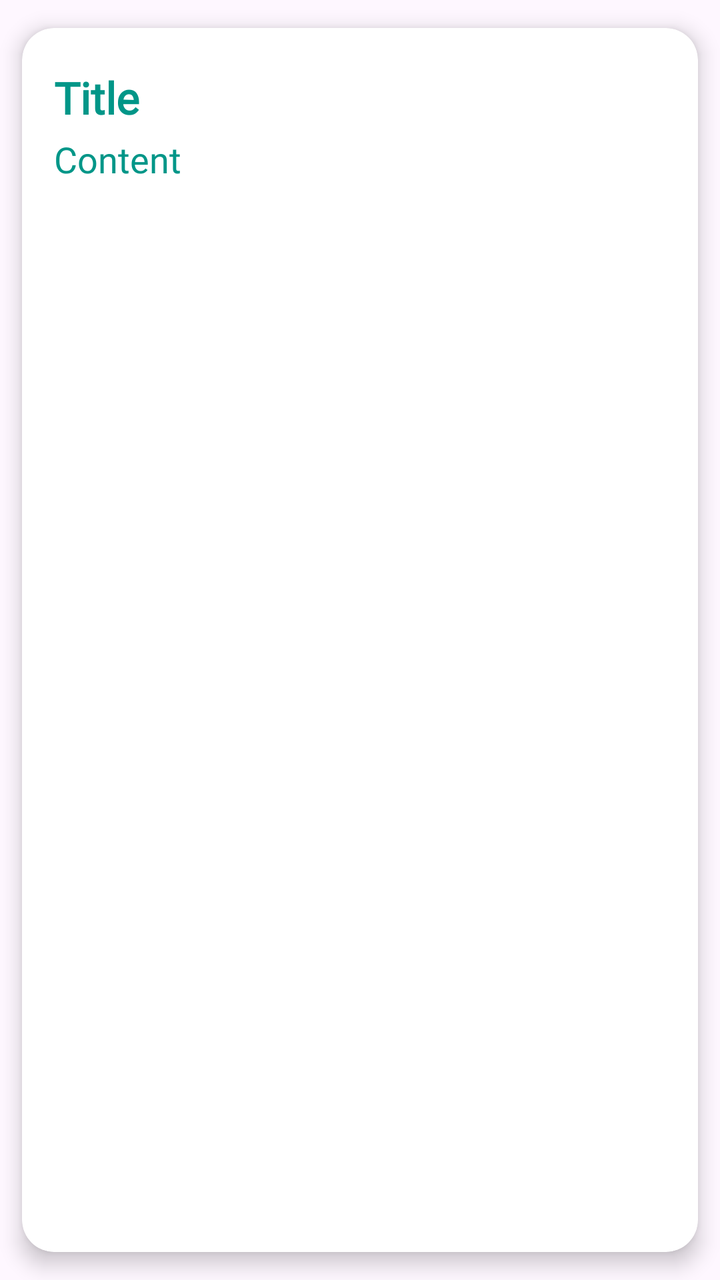
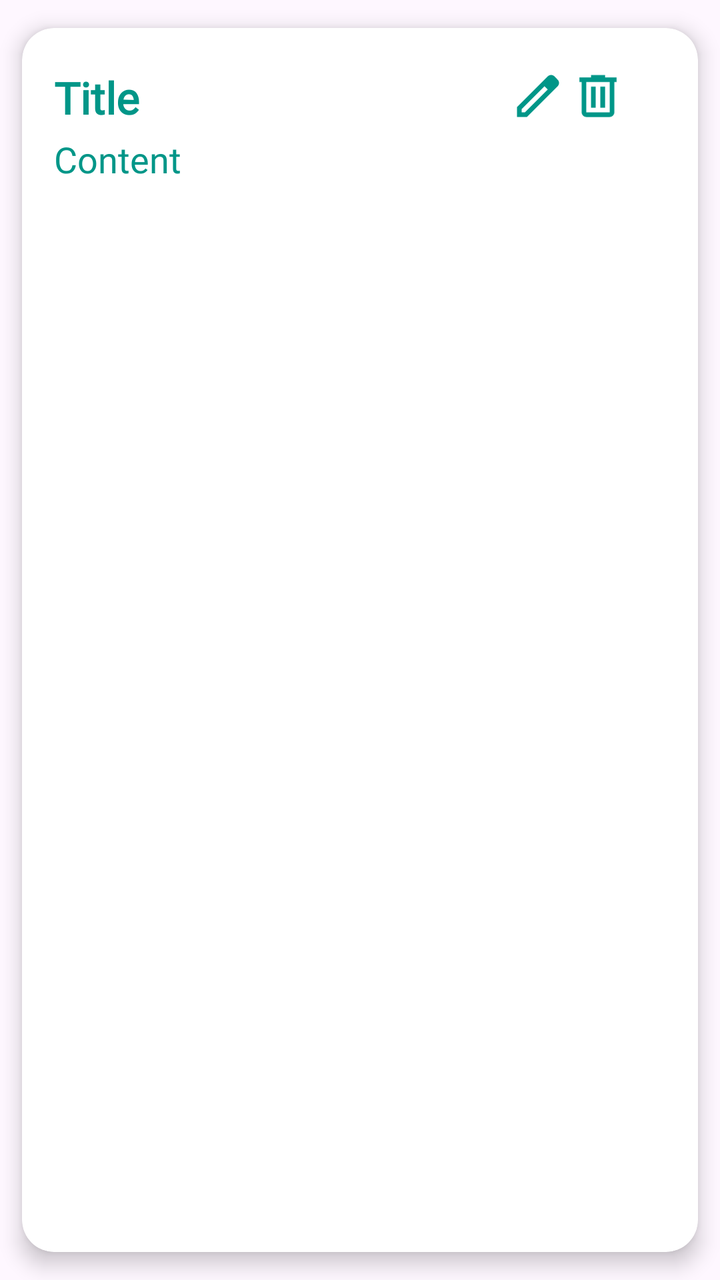

Before-and-after screenshots of an Android layout around one commit, followed by the original layout XML and the change that was made.
<!-- AndroidManifest.xml: application theme Theme.AndroidKotlinNotesApplication -->
<!-- res/layout/note_item.xml -->
<?xml version="1.0" encoding="utf-8"?>
<androidx.cardview.widget.CardView
    xmlns:android="http://schemas.android.com/apk/res/android"
    android:layout_width="match_parent"
    android:layout_height="wrap_content"
    xmlns:app="http://schemas.android.com/apk/res-auto"
    app:cardCornerRadius="16dp"
    app:cardElevation="6dp"
    app:cardUseCompatPadding="true">

    <LinearLayout
        android:layout_width="match_parent"
        android:layout_height="wrap_content"
        android:orientation="vertical"
        android:padding="16dp">

        <RelativeLayout
            android:layout_width="match_parent"
            android:layout_height="wrap_content"
            android:orientation="horizontal"
            android:layout_marginTop="4dp">

            <TextView
                android:id="@+id/noteTitleTextView"
                android:layout_width="wrap_content"
                android:layout_height="wrap_content"
                android:text="@string/title"
                android:fontFamily="@font/architects_daughter"
                android:textColor="@color/my_light_primary"
                android:textSize="22sp"
                android:textStyle="bold"/>

        </RelativeLayout>

        <TextView
            android:id="@+id/noteContentTextView"
            android:layout_width="wrap_content"
            android:layout_height="wrap_content"
            android:text="@string/content"
            android:fontFamily="@font/architects_daughter"
            android:textColor="@color/my_light_primary"
            android:textSize="18sp"
            android:layout_marginTop="4dp"
            android:maxLines="3"
            />

    </LinearLayout>

</androidx.cardview.widget.CardView>
<!-- resources referenced by this layout -->
<resources>
  <color name="my_light_primary">#009688</color>
  <string name="content">Content</string>
  <string name="title">Title</string>
  <style name="Theme.AndroidKotlinNotesApplication" parent="Base.Theme.AndroidKotlinNotesApplication" />
  <style name="Base.Theme.AndroidKotlinNotesApplication" parent="Theme.Material3.DayNight.NoActionBar">
          
          <item name="colorPrimary">@color/my_light_primary</item>
          <item name="colorPrimaryVariant">@color/my_light_primary_variant</item>
          <item name="android:statusBarColor">@color/my_light_primary</item>
      </style>
  <color name="my_light_primary_variant">#009688</color>
</resources>

<!-- the commit's change to res/layout/note_item.xml (unified diff, before → after) -->
@@ -30,6 +30,24 @@
                 android:textSize="22sp"
                 android:textStyle="bold"/>
 
+            <ImageView
+                android:id="@+id/noteUpdateButton"
+                android:layout_width="28dp"
+                android:layout_height="28dp"
+                android:src="@drawable/edit_icon"
+                android:layout_alignParentEnd="true"
+                android:layout_marginEnd="50dp"
+                app:tint="@color/my_light_primary" />
+
+            <ImageView
+                android:id="@+id/noteDeleteButton"
+                android:layout_width="28dp"
+                android:layout_height="28dp"
+                android:src="@drawable/delete_icon"
+                android:layout_alignParentEnd="true"
+                android:layout_marginEnd="20dp"
+                app:tint="@color/my_light_primary" />
+
         </RelativeLayout>
 
         <TextView
<!-- resource entries referenced after the edit -->
@@ -1,6 +1,26 @@
 <!-- resources referenced by this layout -->
 <resources>
   <color name="my_light_primary">#009688</color>
+  <!-- drawable delete_icon (drawable) -->
+  <vector xmlns:android="http://schemas.android.com/apk/res/android"
+      android:width="24dp"
+      android:height="24dp"
+      android:viewportWidth="960"
+      android:viewportHeight="960">
+    <path
+        android:pathData="M280,840q-33,0 -56.5,-23.5T200,760v-520h-40v-80h200v-40h240v40h200v80h-40v520q0,33 -23.5,56.5T680,840L280,840ZM680,240L280,240v520h400v-520ZM360,680h80v-360h-80v360ZM520,680h80v-360h-80v360ZM280,240v520,-520Z"
+        android:fillColor="#e3e3e3"/>
+  </vector>
+  <!-- drawable edit_icon (drawable) -->
+  <vector xmlns:android="http://schemas.android.com/apk/res/android"
+      android:width="24dp"
+      android:height="24dp"
+      android:viewportWidth="960"
+      android:viewportHeight="960">
+    <path
+        android:pathData="M200,760h57l391,-391 -57,-57 -391,391v57ZM120,840v-170l528,-527q12,-11 26.5,-17t30.5,-6q16,0 31,6t26,18l55,56q12,11 17.5,26t5.5,30q0,16 -5.5,30.5T817,313L290,840L120,840ZM760,256 L704,200 760,256ZM619,341 L591,312 648,369 619,341Z"
+        android:fillColor="#e3e3e3"/>
+  </vector>
   <string name="content">Content</string>
   <string name="title">Title</string>
   <style name="Theme.AndroidKotlinNotesApplication" parent="Base.Theme.AndroidKotlinNotesApplication" />
